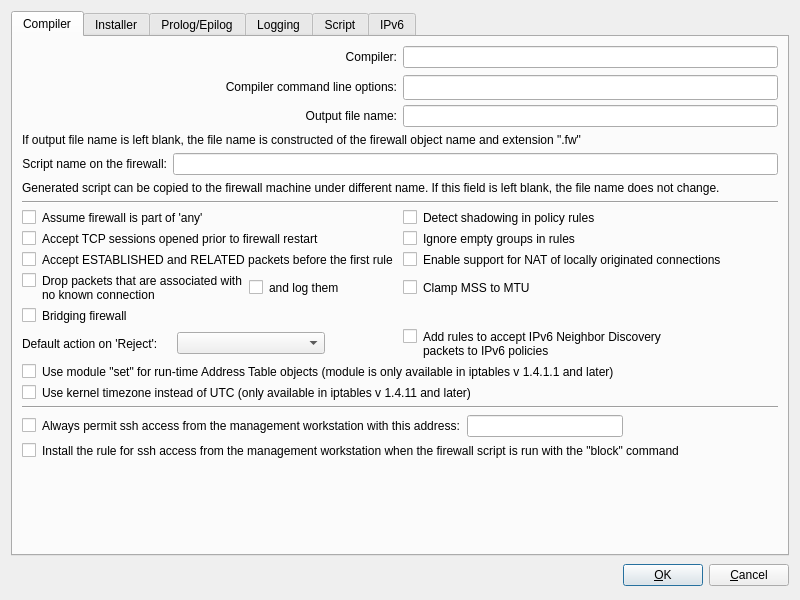
Linuxfabrik/firewallfabrik, file src/firewallfabrik/gui/ui/iptablessettingsdialog_q.ui: the form before one commit.
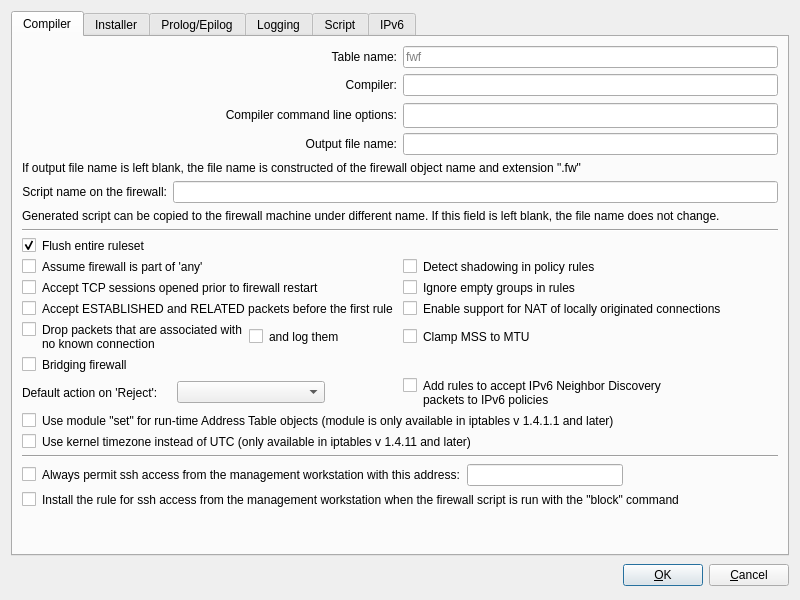
The form after the commit.

Commit message:
feat(gui): add "Flush entire ruleset" and "Table name" to settings dialogs
Both iptables and nftables settings dialogs now have:
- "Flush entire ruleset" checkbox in the options section
- "Table name" field in the compiler section

The iptables compiler silently ignores "Use iptables-restore"
when flush is disabled and emits a warning during compilation.

What changed in the file:
```diff
--- a/src/firewallfabrik/gui/ui/iptablessettingsdialog_q.ui
+++ b/src/firewallfabrik/gui/ui/iptablessettingsdialog_q.ui
@@ -102,6 +102,39 @@
        </item>
        <item row="1" column="0" colspan="2">
         <layout class="QGridLayout" name="gridLayout_9">
+         <item row="0" column="0">
+          <widget class="QLabel" name="tableNameLabel">
+           <property name="text">
+            <string>Table name:</string>
+           </property>
+           <property name="alignment">
+            <set>Qt::AlignmentFlag::AlignRight|Qt::AlignmentFlag::AlignTrailing|Qt::AlignmentFlag::AlignVCenter</set>
+           </property>
+          </widget>
+         </item>
+         <item row="0" column="1">
+          <widget class="QLineEdit" name="tableName">
+           <property name="maximumSize">
+            <size>
+             <width>32767</width>
+             <height>22</height>
+            </size>
+           </property>
+           <property name="toolTip">
+            <string>Base name for tables and chains managed by
+FirewallFabrik (e.g. fwf_filter, fwf_nat for
+nftables or fwf_INPUT, fwf_FORWARD for
+iptables). When "Flush entire ruleset" is
+disabled, only tables/chains with this prefix
+are flushed, so rules created by other tools
+(e.g. Docker, CrowdSec, fail2ban) remain
+untouched.</string>
+           </property>
+           <property name="placeholderText">
+            <string>fwf</string>
+           </property>
+          </widget>
+         </item>
          <item row="1" column="0">
           <widget class="QLabel" name="compilerLabel">
            <property name="text">
@@ -262,7 +295,38 @@
        </item>
        <item row="6" column="0" colspan="2">
         <layout class="QGridLayout" name="gridLayout_5">
-         <item row="0" column="0">
+         <item row="0" column="0" colspan="2">
+          <widget class="QCheckBox" name="flushRuleset">
+           <property name="text">
+            <string>Flush entire ruleset</string>
+           </property>
+           <property name="toolTip">
+            <string>When enabled (default), the generated script
+flushes ALL iptables rules and chains before
+loading new rules. This guarantees a clean,
+deterministic firewall state.
+
+When disabled, the script only manages its own
+prefixed chains (e.g. fwf_INPUT, fwf_FORWARD),
+leaving rules created by other tools (e.g.
+Docker, CrowdSec, fail2ban) untouched. Note:
+disabling this means FirewallFabrik no longer
+controls the entire firewall — other tools may
+add rules that bypass your policy. Only disable
+this if you need coexistence with other tools on
+the same machine.
+
+Not compatible with "Use iptables-restore"
+(automatically disabled). Control startup order
+via systemd unit ordering (e.g.
+Before=fail2ban.service docker.service).</string>
+           </property>
+           <property name="checked">
+            <bool>true</bool>
+           </property>
+          </widget>
+         </item>
+         <item row="1" column="0">
           <widget class="QCheckBox" name="assumeFwIsPartOfAny">
            <property name="sizePolicy">
             <sizepolicy hsizetype="Minimum" vsizetype="Fixed">
@@ -278,7 +342,7 @@
            </property>
           </widget>
          </item>
-         <item row="0" column="1">
+         <item row="1" column="1">
           <widget class="QCheckBox" name="shadowing">
            <property name="sizePolicy">
             <sizepolicy hsizetype="Minimum" vsizetype="Fixed">
@@ -294,7 +358,7 @@
            </property>
           </widget>
          </item>
-         <item row="1" column="0">
+         <item row="2" column="0">
           <widget class="QCheckBox" name="acceptSessions">
            <property name="sizePolicy">
             <sizepolicy hsizetype="Minimum" vsizetype="Fixed">
@@ -310,7 +374,7 @@
            </property>
           </widget>
          </item>
-         <item row="1" column="1">
+         <item row="2" column="1">
           <widget class="QCheckBox" name="emptyGroups">
            <property name="sizePolicy">
             <sizepolicy hsizetype="Minimum" vsizetype="Fixed">
@@ -326,7 +390,7 @@
            </property>
           </widget>
          </item>
-         <item row="2" column="0">
+         <item row="3" column="0">
           <widget class="QCheckBox" name="acceptESTBeforeFirst">
            <property name="sizePolicy">
             <sizepolicy hsizetype="Minimum" vsizetype="Fixed">
@@ -342,7 +406,7 @@
            </property>
           </widget>
          </item>
-         <item row="2" column="1">
+         <item row="3" column="1">
           <widget class="QCheckBox" name="localNAT">
            <property name="sizePolicy">
             <sizepolicy hsizetype="Minimum" vsizetype="Fixed">
@@ -358,7 +422,7 @@
            </property>
           </widget>
          </item>
-         <item row="3" column="0">
+         <item row="4" column="0">
           <layout class="QHBoxLayout" name="horizontalLayout_3">
            <item>
             <widget class="QCheckBox" name="dropInvalid">
@@ -383,7 +447,7 @@
            </item>
           </layout>
          </item>
-         <item row="3" column="1">
+         <item row="4" column="1">
           <widget class="QCheckBox" name="clampMSStoMTU">
            <property name="sizePolicy">
             <sizepolicy hsizetype="Minimum" vsizetype="Fixed">
@@ -403,7 +467,7 @@
            </property>
           </widget>
          </item>
-         <item row="4" column="0">
+         <item row="5" column="0">
           <widget class="QCheckBox" name="bridge">
            <property name="sizePolicy">
             <sizepolicy hsizetype="Minimum" vsizetype="Fixed">
@@ -419,7 +483,7 @@
            </property>
           </widget>
          </item>
-         <item row="5" column="0">
+         <item row="6" column="0">
           <layout class="QHBoxLayout" name="horizontalLayout_4">
            <item>
             <widget class="QLabel" name="textLabel9">
@@ -456,7 +520,7 @@
            </item>
           </layout>
          </item>
-         <item row="5" column="1">
+         <item row="6" column="1">
           <widget class="QCheckBox" name="ipv6NeighborDiscovery">
            <property name="toolTip">
             <string>Compiler will automatically generate rules to permit ICMP6 packets used in IPv6
@@ -469,7 +533,7 @@
            </property>
           </widget>
          </item>
-         <item row="6" column="0" colspan="2">
+         <item row="7" column="0" colspan="2">
           <widget class="QCheckBox" name="useModuleSet">
            <property name="text">
             <string>Use module "set" for run-time Address Table objects (module is only available in iptables v 1.4.1.1 and later)</string>
@@ -479,7 +543,7 @@
            </property>
           </widget>
          </item>
-         <item row="7" column="0" colspan="2">
+         <item row="8" column="0" colspan="2">
           <widget class="QCheckBox" name="useKernelTz">
            <property name="text">
             <string>Use kernel timezone instead of UTC (only available in iptables v 1.4.11 and later)</string>
```
Left out of the diff: 99 changed lines with no effect on the pictures. The commit also changes 1 other file.
